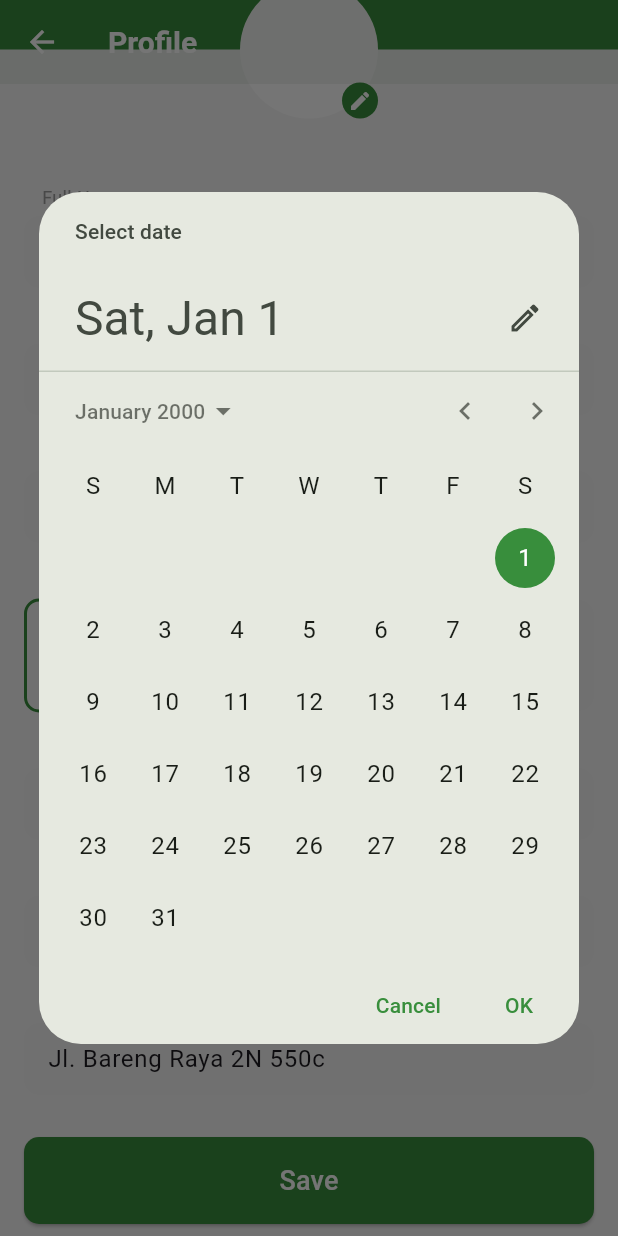
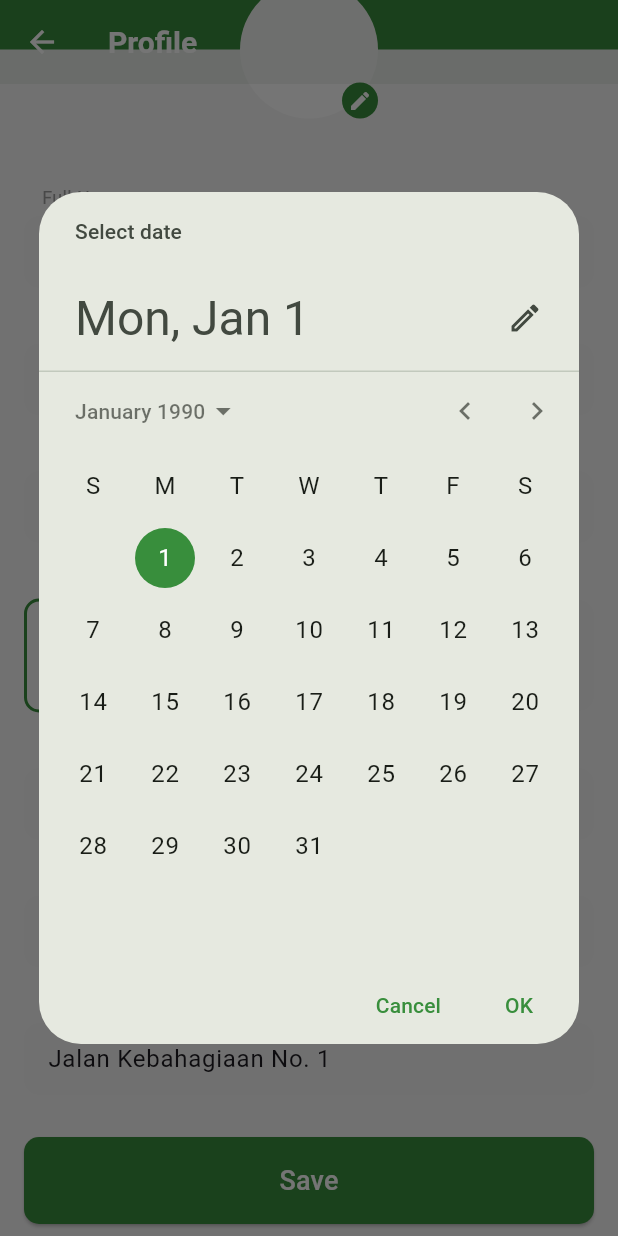
Before and after one commit to byhaqii/Fruit-Marketplace, a Flutter app: the ProfilePage screen opened directly, scrolled down 97 dp, after a tap on "Date of birth", on a phone screen of 412 x 824 dp. Run offline on Flutter 3.47's test engine with Material 3 defaults, Android fonts, the light colour scheme and no system bars; our stand-ins replace dio, shared_preferences; accounts and stored records are empty; network calls fail.

Commit message:
user/acount

```diff
--- a/lib/models/user_model.dart
+++ b/lib/models/user_model.dart
@@ -1,13 +1,13 @@
-// folder models file user_model.dart
+// folder lib folder models file user_model.dart
 class UserModel {
   final String id;
   final String name;
   final String email;
   final String nik;
-  final String dob; // Date of Birth
-  final String gender;
-  final String mobileNumber;
-  final String address;
+  final String dob; // Menggunakan 'tanggal_lahir' dari seeder
+  final String gender; // Menggunakan 'jenis_kelamin' dari seeder
+  final String mobileNumber; // Tidak ada di seeder, tetap sebagai placeholder
+  final String address; // Menggunakan 'alamat' dari seeder
 
   const UserModel({
     required this.id,
@@ -22,37 +22,36 @@ class UserModel {
 
   factory UserModel.fromJson(Map<String, dynamic> json) => UserModel(
     id: json['id']?.toString() ?? '',
-    name: json['name'] ?? '',
+    name: json['nama'] ?? '', // Menggunakan 'nama' dari seeder
     email: json['email'] ?? '',
-    // Tambahan data profil
     nik: json['nik'] ?? '',
-    dob: json['dob'] ?? '',
-    gender: json['gender'] ?? '',
-    mobileNumber: json['mobile_number'] ?? '',
-    address: json['address'] ?? '',
+    dob: json['tanggal_lahir'] ?? '', // Menggunakan 'tanggal_lahir'
+    gender: json['jenis_kelamin'] ?? '', // Menggunakan 'jenis_kelamin'
+    mobileNumber: json['mobile_number'] ?? '', // Placeholder
+    address: json['alamat'] ?? '', // Menggunakan 'alamat'
   );
 
   Map<String, dynamic> toJson() => {
     'id': id,
-    'name': name,
+    'nama': name, // Perubahan ke 'nama'
     'email': email,
-    // Tambahan data profil
     'nik': nik,
-    'dob': dob,
-    'gender': gender,
+    'tanggal_lahir': dob, // Perubahan ke 'tanggal_lahir'
+    'jenis_kelamin': gender, // Perubahan ke 'jenis_kelamin'
     'mobile_number': mobileNumber,
-    'address': address,
+    'alamat': address, // Perubahan ke 'alamat'
   };
 
-  // Contoh data dummy untuk Profile Page
-  static UserModel get dummyUser => const UserModel(
-    id: 'u001',
-    name: 'Muhammad Rizal Al Baihaqi',
-    email: 'mrizalalbainaqi@gmail.com',
-    nik: '2341720225',
-    dob: '12 June 2004', // Format string
-    gender: 'Male',
-    mobileNumber: '0822-2847-2871',
-    address: 'Jl. Bareng Raya 2N 550c',
-  );
+  static UserModel get simulatedApiUser {
+    return const UserModel(
+      id: '1', // user_id dari seeder
+      name: 'Warga Biasa',
+      email: 'warga@jawarapintar.com',
+      nik: '3201010101000001',
+      dob: '1990-01-01', // Format YYYY-MM-DD
+      gender: 'Laki-laki',
+      mobileNumber: '0812-3456-7890', // Nomor acak/simulasi
+      address: 'Jalan Kebahagiaan No. 1',
+    );
+  }
 }
--- a/lib/modules/dashboard/dashboard_page.dart
+++ b/lib/modules/dashboard/dashboard_page.dart
@@ -4,7 +4,6 @@ import 'package:flutter/material.dart';
 import '../../widgets/bottombar.dart';
 import '../marketplace/pages/produk_list_page.dart';
 import '../profile/pages/account_page.dart';
-// 🌟 IMPORT BARU
 import '../history/pages/transaction_history_page.dart';
 
 class DashboardPage extends StatefulWidget {
--- a/lib/modules/profile/pages/account_page.dart
+++ b/lib/modules/profile/pages/account_page.dart
@@ -1,7 +1,9 @@
+// folder lib folder modules folder profile folder pages file account_page.dart
 // lib/profile/pages/account_page.dart (Unified File - rewritten)
 // Pastikan path UserModel sesuai proyekmu.
 import 'package:flutter/material.dart';
 import '../../../models/user_model.dart';
+import 'package:intl/intl.dart'; // Tambahkan ini untuk format tanggal
 
 /// ==============================
 /// 1) SETTING PAGE (Sub-Screen)
@@ -124,8 +126,8 @@ class ProfilePage extends StatefulWidget {
 }
 
 class _ProfilePageState extends State<ProfilePage> {
-  // Dummy user - pastikan UserModel.dummyUser tersedia
-  final UserModel user = UserModel.dummyUser;
+  // 🚨 Ganti UserModel.dummyUser dengan UserModel.simulatedApiUser
+  final UserModel user = UserModel.simulatedApiUser;
 
   late final TextEditingController _fullNameController;
   late final TextEditingController _nikController;
@@ -152,7 +154,20 @@ class _ProfilePageState extends State<ProfilePage> {
     _addressController = TextEditingController(text: user.address);
 
     _selectedGender = user.gender;
-    _selectedDateOfBirth = user.dob;
+    // Format tanggal dari YYYY-MM-DD ke "DD Bulan YYYY" untuk tampilan
+    try {
+      final dateTime = DateTime.parse(user.dob);
+      _selectedDateOfBirth = DateFormat('d MMMM yyyy', 'id_ID').format(dateTime);
+      // Menggunakan intl.dart, perlu menambahkan dependency intl di pubspec.yaml
+      // Jika tidak menggunakan intl, gunakan fungsi _monthName di bawah.
+    } catch (_) {
+      _selectedDateOfBirth = user.dob; // fallback
+    }
+
+    // Fallback jika intl tidak digunakan, atau jika ingin tetap menggunakan fungsi lokal
+    if (_selectedDateOfBirth == user.dob) {
+      _selectedDateOfBirth = _formatDateForDisplay(user.dob);
+    }
   }
 
   @override
@@ -165,11 +180,21 @@ class _ProfilePageState extends State<ProfilePage> {
     super.dispose();
   }
 
+  // Helper untuk format tanggal dari YYYY-MM-DD ke 'DD Bulan YYYY'
+  String _formatDateForDisplay(String dateString) {
+    try {
+      final dateTime = DateTime.parse(dateString);
+      return "${dateTime.day} ${_monthName(dateTime.month)} ${dateTime.year}";
+    } catch (_) {
+      return dateString;
+    }
+  }
+
   Future<void> _selectDate(BuildContext context) async {
     DateTime initialDate;
     try {
-      // Coba parse tanggal dari user.dob (basic)
-      initialDate = DateTime.parse(user.dob.replaceAll(RegExp(r'[a-zA-Z]'), '').trim());
+      // Coba parse tanggal dari user.dob (YYYY-MM-DD)
+      initialDate = DateTime.parse(user.dob);
     } catch (_) {
       initialDate = DateTime(2000);
     }
@@ -183,6 +208,7 @@ class _ProfilePageState extends State<ProfilePage> {
 
     if (picked != null) {
       setState(() {
+        // Update tampilan dengan format lokal
         _selectedDateOfBirth =
             "${picked.day} ${_monthName(picked.month)} ${picked.year}";
       });
@@ -190,6 +216,7 @@ class _ProfilePageState extends State<ProfilePage> {
   }
 
   String _monthName(int m) {
+    // Fungsi ini tidak diperlukan jika menggunakan package intl di atas
     const months = [
       'Januari',
       'Februari',
@@ -386,6 +413,9 @@ class _ProfilePageState extends State<ProfilePage> {
   }
 
   Widget _buildGenderSelection(Color primaryColor) {
+    // Mapping agar sesuai dengan data seeder: 'Laki-laki' dan 'Perempuan'
+    const List<String> genderOptions = ['Laki-laki', 'Perempuan'];
+
     return Column(
       crossAxisAlignment: CrossAxisAlignment.start,
       children: [
@@ -395,9 +425,9 @@ class _ProfilePageState extends State<ProfilePage> {
         ),
         Row(
           children: [
-            Expanded(child: _buildGenderOption('Male', primaryColor)),
+            Expanded(child: _buildGenderOption(genderOptions[0], primaryColor)),
             const SizedBox(width: 16),
-            Expanded(child: _buildGenderOption('Female', primaryColor)),
+            Expanded(child: _buildGenderOption(genderOptions[1], primaryColor)),
           ],
         ),
       ],
@@ -448,7 +478,8 @@ class AccountPage extends StatelessWidget {
 
   @override
   Widget build(BuildContext context) {
-    final UserModel user = UserModel.dummyUser;
+    // 🚨 Ganti UserModel.dummyUser dengan UserModel.simulatedApiUser
+    final UserModel user = UserModel.simulatedApiUser;
 
     return Scaffold(
       extendBodyBehindAppBar: true,
--- a/pubspec.yaml
+++ b/pubspec.yaml
@@ -38,6 +38,7 @@ dependencies:
   dio: ^5.1.3
   provider: ^6.0.6
   shared_preferences: ^2.1.1
+  intl: ^0.18.0
 
 dev_dependencies:
   flutter_test:
```
Also changed, not shown: pubspec.lock.
